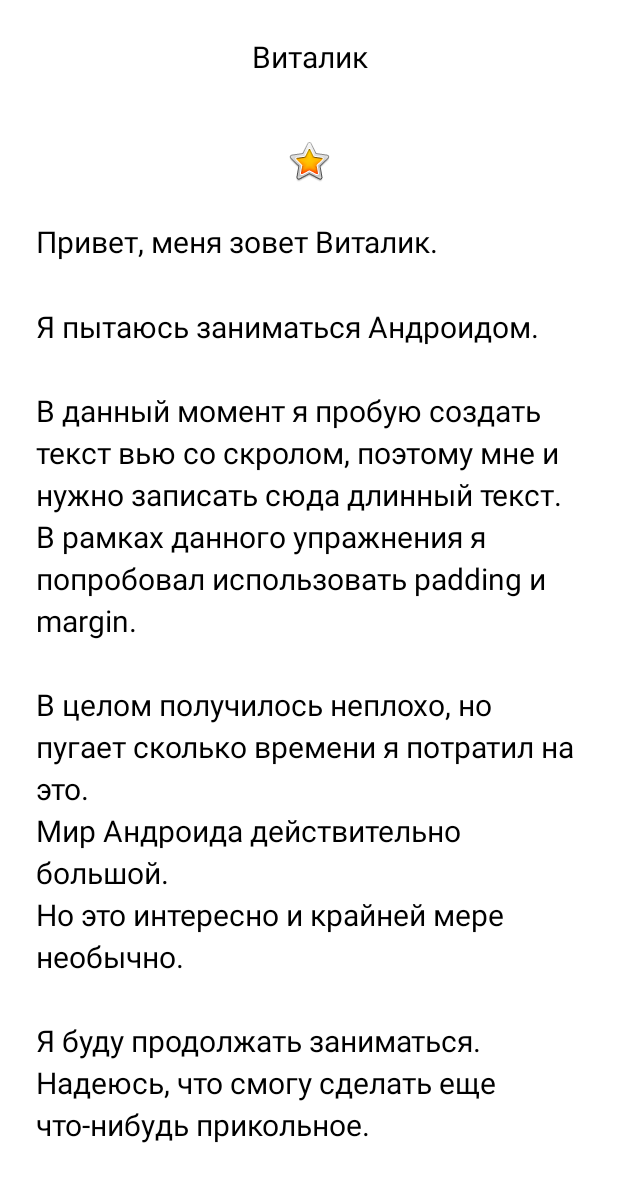
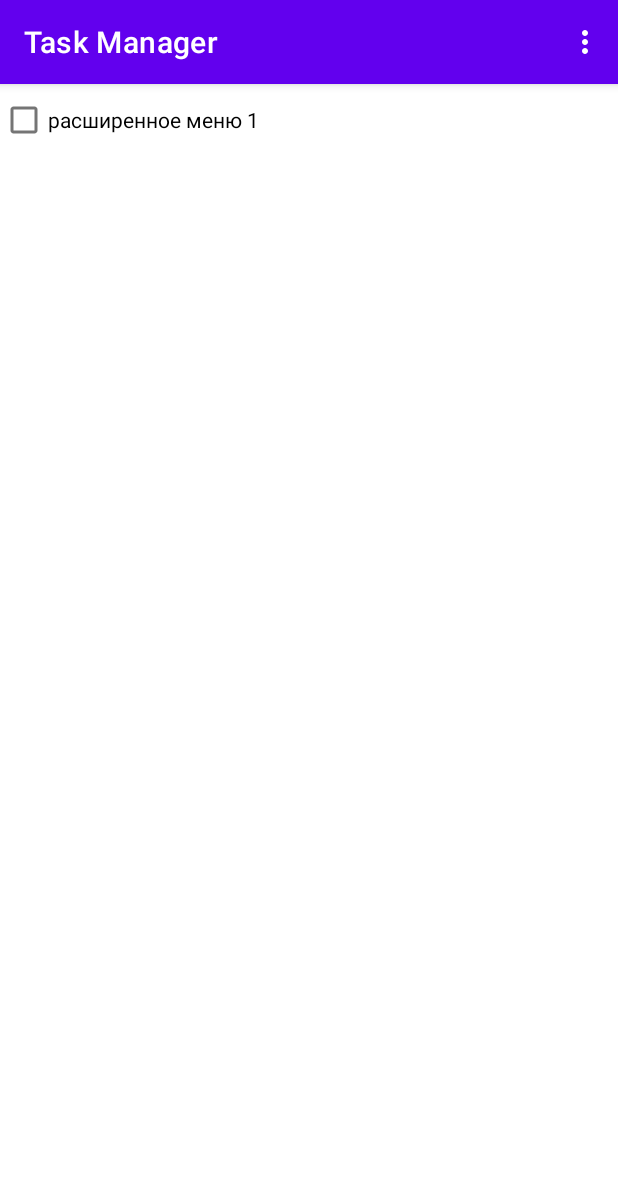
Before and after one commit to glotovauv/MyApplication, an Android app: the screen it shows after launch (MainActivity2 before the commit, TestActivity after it), on a phone screen of 412 x 824 dp. Shown: the top 1182 px of the screen. Run offline under Robolectric (Android 15) with nearby library versions, the phone set to English and light mode, and no system bars; Roboto replaces fonts that are not available here.

Commit message:
test with menu

```diff
--- a/app/src/main/AndroidManifest.xml
+++ b/app/src/main/AndroidManifest.xml
@@ -9,7 +9,7 @@
         android:roundIcon="@mipmap/ic_launcher_2_round"
         android:supportsRtl="true"
         android:theme="@style/Theme.MyApplication.NoActionBar">
-        <activity android:name="com.home.demo.task_manager.MainActivity2">
+        <activity android:name="com.home.demo.task_manager.TestActivity">
             <intent-filter>
                 <action android:name="android.intent.action.MAIN" />
 
--- /dev/null
+++ b/app/src/main/java/com/home/demo/task_manager/TestActivity.kt
@@ -0,0 +1,54 @@
+package com.home.demo.task_manager
+
+import android.os.Bundle
+import android.view.Menu
+import android.view.MenuItem
+import android.widget.CheckBox
+import android.widget.TextView
+import androidx.appcompat.app.AppCompatActivity
+
+class TestActivity: AppCompatActivity() {
+
+    private lateinit var checkBox: CheckBox
+    private lateinit var textView: TextView
+
+    override fun onCreate(savedInstanceState: Bundle?) {
+        println("on create")
+        super.onCreate(savedInstanceState)
+        setContentView(R.layout.test_layout)
+        setSupportActionBar(findViewById(R.id.test_toolbar))
+        textView = findViewById(R.id.textView)
+        checkBox = findViewById(R.id.chbExtMenu)
+    }
+
+    override fun onPrepareOptionsMenu(menu: Menu?): Boolean {
+        println("prepare options menu")
+        menu?.setGroupVisible(R.id.group1, checkBox.isChecked)
+        return super.onPrepareOptionsMenu(menu)
+    }
+
+    override fun onCreateOptionsMenu(menu: Menu?): Boolean {
+        println("on create options menu")
+        /*menu?.add(0, 1, 0, "add")
+        menu?.add(0, 2, 0, "edit")
+        menu?.add(0, 3, 3, "delete")
+        menu?.add(1, 4, 1, "copy")
+        menu?.add(1, 5, 2, "paste")
+        menu?.add(1, 6, 4, "exit")*/
+        menuInflater.inflate(R.menu.mymenu, menu)
+        return super.onCreateOptionsMenu(menu)
+    }
+
+    override fun onOptionsItemSelected(item: MenuItem): Boolean {
+        println("item selected")
+        val sb = StringBuilder()
+        sb.append("Item Menu")
+        sb.append("\r\n groupId: " + item.groupId.toString())
+        sb.append("\r\n itemId: " + item.itemId.toString())
+        sb.append("\r\n order: " + item.order.toString())
+        sb.append("\r\n title: " + item.title)
+        textView.text = sb.toString()
+
+        return super.onOptionsItemSelected(item)
+    }
+}
--- /dev/null
+++ b/app/src/main/res/layout/test_layout.xml
@@ -0,0 +1,31 @@
+<?xml version="1.0" encoding="utf-8"?>
+<LinearLayout xmlns:android="http://schemas.android.com/apk/res/android"
+    xmlns:app="http://schemas.android.com/apk/res-auto"
+    android:orientation="vertical"
+    android:layout_width="fill_parent"
+    android:layout_height="fill_parent">
+    <com.google.android.material.appbar.AppBarLayout
+        android:layout_width="match_parent"
+        android:layout_height="wrap_content"
+        android:theme="@style/Theme.MyApplication.AppBarOverlay">
+
+    <androidx.appcompat.widget.Toolbar
+        android:id="@+id/test_toolbar"
+        android:layout_width="match_parent"
+        android:layout_height="?attr/actionBarSize"
+        android:background="?attr/colorPrimary"
+        app:popupTheme="@style/Theme.MyApplication.PopupOverlay" />
+    </com.google.android.material.appbar.AppBarLayout>
+
+    <CheckBox
+        android:layout_width="wrap_content"
+        android:layout_height="wrap_content"
+        android:id="@+id/chbExtMenu"
+        android:text="расширенное меню 1">
+    </CheckBox>
+    <TextView
+        android:layout_width="fill_parent"
+        android:layout_height="wrap_content"
+        android:id="@+id/textView">
+    </TextView>
+</LinearLayout>
--- /dev/null
+++ b/app/src/main/res/menu/mymenu.xml
@@ -0,0 +1,34 @@
+<?xml version="1.0" encoding="utf-8"?>
+<menu xmlns:android="http://schemas.android.com/apk/res/android">
+    <item
+        android:id="@+id/menu_add"
+        android:title="add">
+    </item>
+    <item
+        android:id="@+id/menu_edit"
+        android:title="edit">
+    </item>
+    <item
+        android:id="@+id/menu_delete"
+        android:orderInCategory="3"
+        android:title="delete">
+    </item>
+    <group
+        android:id="@+id/group1">
+        <item
+            android:id="@+id/menu_copy"
+            android:orderInCategory="1"
+            android:title="copy">
+        </item>
+        <item
+            android:id="@+id/menu_paste"
+            android:orderInCategory="2"
+            android:title="paste">
+        </item>
+        <item
+            android:id="@+id/menu_exit"
+            android:orderInCategory="4"
+            android:title="exit">
+        </item>
+    </group>
+</menu>
--- a/app/src/main/res/values/strings.xml
+++ b/app/src/main/res/values/strings.xml
@@ -4,6 +4,7 @@
     <string name="roll_label">Roll</string>
     <string name="count_up">Count Up</string>
     <string name="reset">Reset</string>
+    <string name="hello_world">Hello world!</string>
     <string name="name">Виталик</string>
     <string name="yellow_star">Yellow star</string>
 
```
